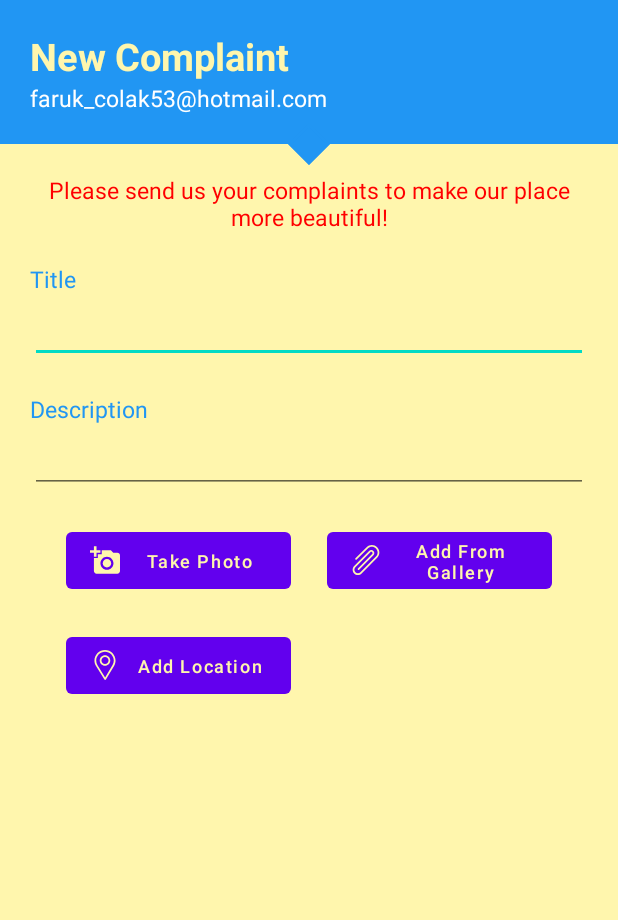
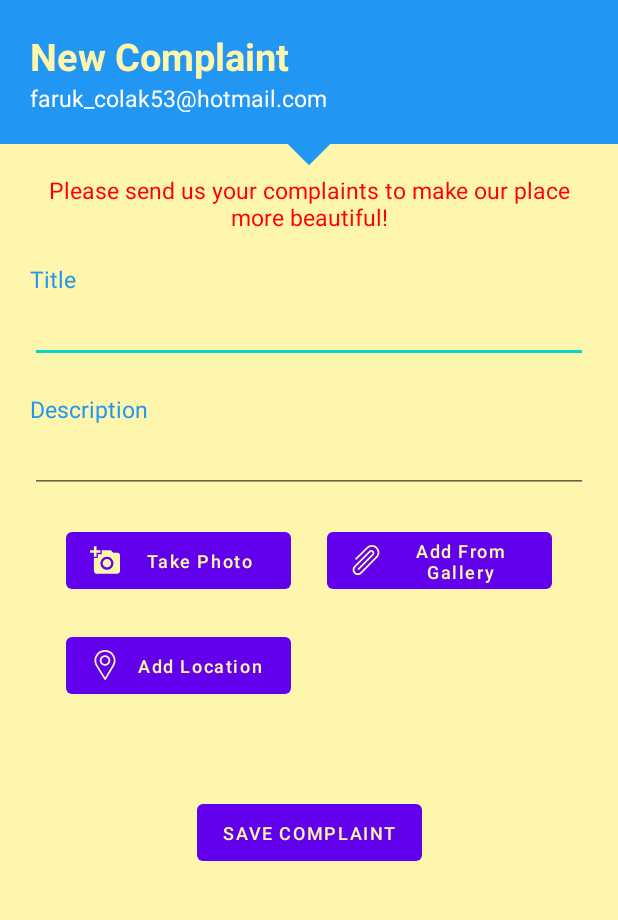
Before and after one commit to farukcolak53/onlinecms, an Android app: the NewComplaintActivity screen opened directly, with no data from a screen before it, on a phone screen of 412 x 824 dp, the part 84-1004 px from its top. Run offline under Robolectric (Android 15) with nearby library versions, the phone set to English and light mode, and no system bars; pictures from the network do not load.

Commit message:
add save compliant button

```diff
--- a/app/src/main/java/com/example/onlinecms/NewComplaintActivity.java
+++ b/app/src/main/java/com/example/onlinecms/NewComplaintActivity.java
@@ -12,6 +12,7 @@ import android.net.Uri;
 import android.os.Bundle;
 import android.provider.MediaStore;
 import android.view.View;
+import android.widget.EditText;
 import android.widget.ImageView;
 import android.widget.TextView;
 
@@ -34,7 +35,9 @@ public class NewComplaintActivity extends AppCompatActivity {
     private static final int PICK_IMAGE = 200;
     private static final int TAKE_PHOTO = 100;
     private static final int LOCATION = 101;
-
+    private EditText titleText;
+    private EditText descriptionText;
+    private TextView addressText;
     Uri imageUri;
 
     @Override
@@ -42,7 +45,9 @@ public class NewComplaintActivity extends AppCompatActivity {
         super.onCreate(savedInstanceState);
         setContentView(R.layout.activity_new_complaint);
         imageView = findViewById(R.id.new_complaint_image_view);
-
+        titleText = findViewById(R.id.new_complaint_title_edit_text);
+        descriptionText = findViewById(R.id.new_complaint_description_edit_text);
+        addressText = findViewById(R.id.new_complaint_location_text_view);
         if(ContextCompat.checkSelfPermission(this,
                 Manifest.permission.CAMERA) != PackageManager.PERMISSION_GRANTED){
             ActivityCompat.requestPermissions(this, new String[]{
@@ -94,6 +99,18 @@ public class NewComplaintActivity extends AppCompatActivity {
         startActivityForResult(intent, LOCATION);
     }
 
+    public void saveComplaint(View view){
+        String title = titleText.getText().toString();
+        String description = descriptionText.getText().toString();
+        String address = addressText.getText().toString();
+        if(title.equals("") && description.equals("") && address.equals("")){
+            titleText.setError("Provide a title");
+            descriptionText.setError("Provide a description");
+        }else{
+
+        }
+    }
+
     @Override
     protected void onActivityResult(int requestCode, int resultCode, @Nullable Intent data) {
         super.onActivityResult(requestCode, resultCode, data);
@@ -126,7 +143,7 @@ public class NewComplaintActivity extends AppCompatActivity {
                 }
 
                 String address = addresses.get(0).getAddressLine(0); // If any additional address line present than only, check with max available address lines by getMaxAddressLineIndex()
-                TextView locationText = findViewById(R.id.location);
+                TextView locationText = findViewById(R.id.new_complaint_location_text_view);
                 locationText.setVisibility(View.VISIBLE);
                 locationText.setText(address);
             }
--- a/app/src/main/res/layout/activity_new_complaint.xml
+++ b/app/src/main/res/layout/activity_new_complaint.xml
@@ -204,16 +204,38 @@
 
             </Button>
 
+            <Button
+                android:id="@+id/save_complaint"
+                android:layout_width="150dp"
+                android:layout_height="50dp"
+                android:layout_marginTop="20dp"
+                android:onClick="saveComplaint"
+                android:text="@string/send_complaint"
+                android:textAllCaps="false"
+                android:textColor="#FFF6AD"
+                android:textSize="12sp"
+                app:layout_constraintLeft_toLeftOf="parent"
+                app:layout_constraintRight_toRightOf="parent"
+                app:layout_constraintTop_toBottomOf="@id/new_complaint_location_text_view"
+                app:layout_constraintBottom_toBottomOf="parent">
+
+
+            </Button>
+
+
             <TextView
-                android:id="@+id/location"
-                android:layout_width="wrap_content"
-                android:layout_height="wrap_content"
-                android:text="TextView"
-                android:visibility="invisible"
-                app:layout_constraintBottom_toBottomOf="parent"
-                app:layout_constraintEnd_toEndOf="parent"
-                app:layout_constraintStart_toEndOf="@+id/new_complaint_add_location"
-                app:layout_constraintTop_toBottomOf="@+id/new_complaint_add_from_gallery_button" />
+                android:id="@+id/new_complaint_location_text_view"
+                app:layout_constraintLeft_toLeftOf="@id/new_complaint_add_location"
+                app:layout_constraintTop_toBottomOf="@id/new_complaint_add_location"
+                android:layout_marginTop="20dp"
+                android:layout_width="150dp"
+                android:textSize="15sp"
+                android:textColor="@color/black"
+                android:textAlignment="center"
+                android:gravity="center"
+                android:layout_height="wrap_content">
+
+            </TextView>
 
 
         </androidx.constraintlayout.widget.ConstraintLayout>
--- a/app/src/main/res/values/strings.xml
+++ b/app/src/main/res/values/strings.xml
@@ -30,5 +30,6 @@
     <string name="my_complaints_header_text">My Complaints</string>
     <string name="map_key">AIzaSyAM_vLkGDWCGA8UMZlnl-Q2C4juWtvTJLM</string>
     <string name="option_get_place">SELECT</string>
+    <string name="send_complaint">SAVE COMPLAINT</string>
 
 </resources>
```
